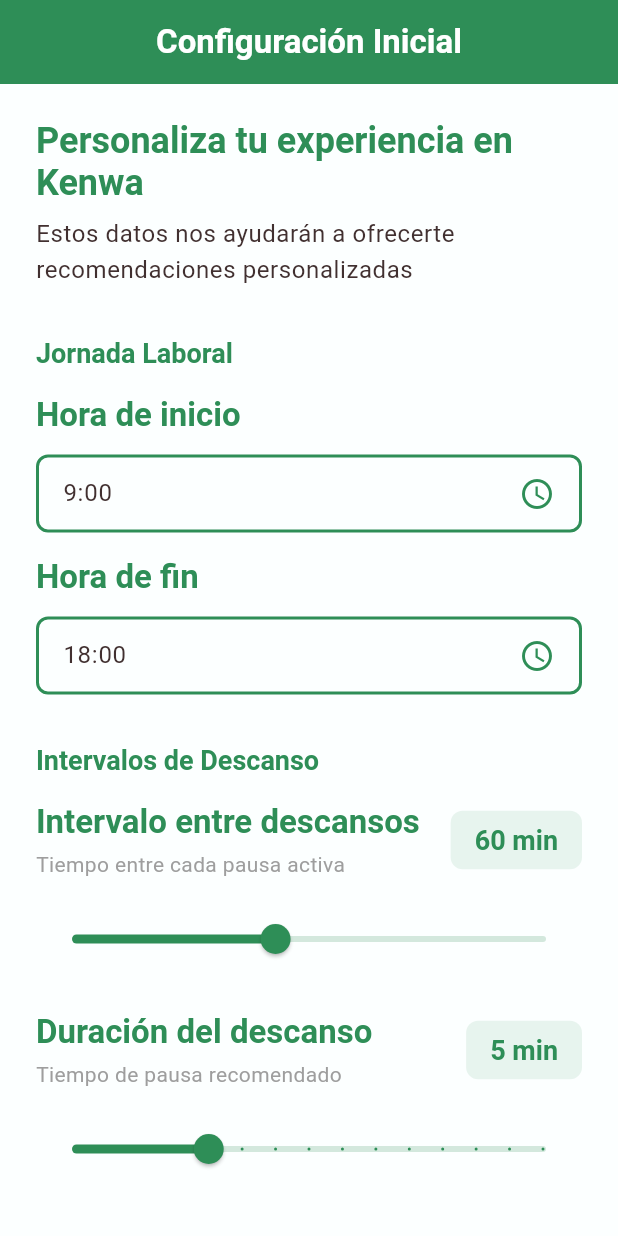
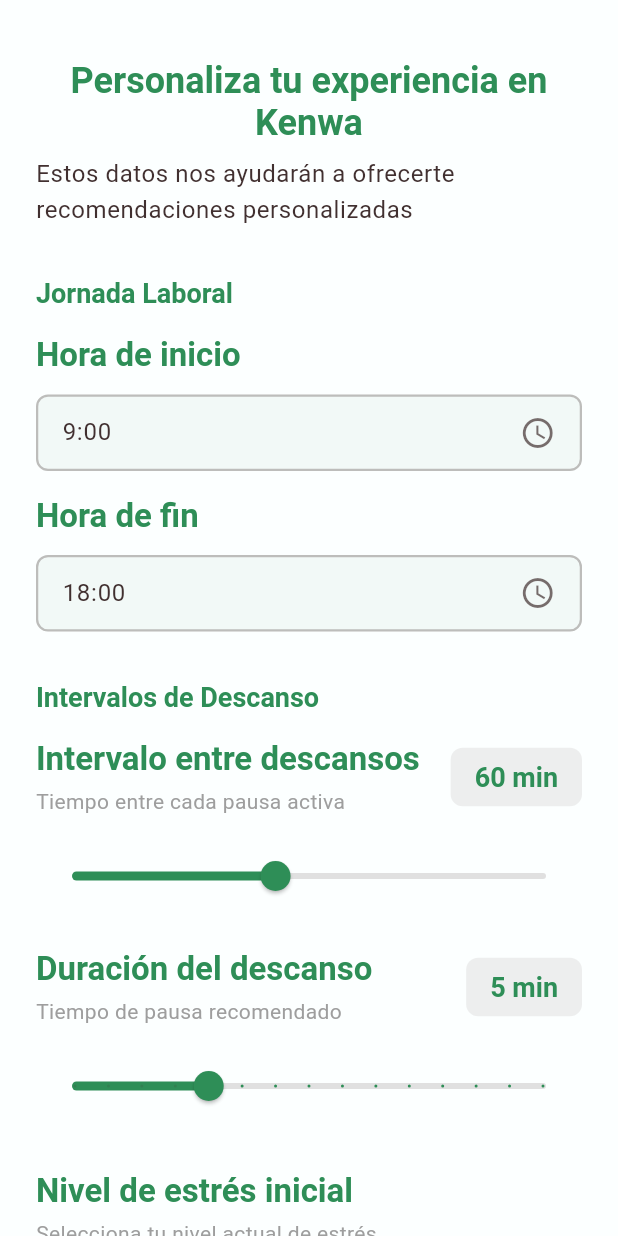
Before and after one commit to InflvxDev/kenwa_app, a Flutter app: the ConfiguracionInicialPage screen opened by its route, on a phone screen of 412 x 824 dp. Run offline on Flutter 3.47's test engine with Material 3 defaults, Android fonts, the phone set to English and light mode, and no system bars; our stand-ins replace go_router, shared_preferences; accounts and stored records are empty.

Commit message:
feat: Enhance initial configuration page layout and improve UI components

```diff
--- a/lib/features/config/presentation/pages/configuracion_inicial_page.dart
+++ b/lib/features/config/presentation/pages/configuracion_inicial_page.dart
@@ -92,15 +92,17 @@
   Widget build(BuildContext context) {
     return Scaffold(
       backgroundColor: AppColors.background,
-      appBar: AppBar(title: const Text('Configuración Inicial'), elevation: 0),
-      body: SingleChildScrollView(
+      body: SafeArea(
+        child: SingleChildScrollView(
           padding: const EdgeInsets.all(24.0),
           child: Column(
             crossAxisAlignment: CrossAxisAlignment.start,
             children: [
+              const SizedBox(height: 16),
               Text(
                 'Personaliza tu experiencia en Kenwa',
                 style: Theme.of(context).textTheme.displayMedium,
+                textAlign: TextAlign.center,
               ),
               const SizedBox(height: 8),
               Text(
@@ -182,7 +184,11 @@
               Container(
                 padding: const EdgeInsets.all(16),
                 decoration: BoxDecoration(
-                color: AppColors.primary.withValues(alpha: 0.1),
+                  color: AppColors.foreground.withValues(alpha: 0.06),
+                  border: Border.all(
+                    color: AppColors.foreground.withValues(alpha: 0.15),
+                    width: 1.5,
+                  ),
                   borderRadius: BorderRadius.circular(12),
                 ),
                 child: Row(
@@ -226,6 +232,7 @@
             ],
           ),
         ),
+      ),
     );
   }
 }
--- a/lib/features/config/presentation/widgets/frecuencia_slider.dart
+++ b/lib/features/config/presentation/widgets/frecuencia_slider.dart
@@ -62,7 +62,7 @@
             Container(
               padding: const EdgeInsets.symmetric(horizontal: 16, vertical: 8),
               decoration: BoxDecoration(
-                color: AppColors.primary.withValues(alpha: 0.1),
+                color: AppColors.foreground.withValues(alpha: 0.08),
                 borderRadius: BorderRadius.circular(8),
               ),
               child: Text(
@@ -81,7 +81,7 @@
           max: widget.maxValue.toDouble(),
           divisions: widget.maxValue - widget.minValue,
           activeColor: AppColors.primary,
-          inactiveColor: AppColors.primary.withValues(alpha: 0.2),
+          inactiveColor: AppColors.foreground.withValues(alpha: 0.15),
           label: '$_currentValue ${widget.unit}',
           onChanged: (value) {
             setState(() {
--- a/lib/features/config/presentation/widgets/horario_input.dart
+++ b/lib/features/config/presentation/widgets/horario_input.dart
@@ -130,8 +130,12 @@
           child: Container(
             padding: const EdgeInsets.symmetric(horizontal: 16, vertical: 12),
             decoration: BoxDecoration(
-              border: Border.all(color: AppColors.primary, width: 2),
+              border: Border.all(
+                color: AppColors.foreground.withValues(alpha: 0.3),
+                width: 1.5,
+              ),
               borderRadius: BorderRadius.circular(8),
+              color: AppColors.primary.withValues(alpha: 0.05),
             ),
             child: Row(
               mainAxisAlignment: MainAxisAlignment.spaceBetween,
@@ -140,7 +144,10 @@
                   _selectedTime.toString(),
                   style: Theme.of(context).textTheme.bodyLarge,
                 ),
-                const Icon(Icons.access_time, color: AppColors.primary),
+                Icon(
+                  Icons.access_time,
+                  color: AppColors.foreground.withValues(alpha: 0.7),
+                ),
               ],
             ),
           ),
--- a/lib/features/config/presentation/widgets/nivel_estres_selector.dart
+++ b/lib/features/config/presentation/widgets/nivel_estres_selector.dart
@@ -40,6 +40,21 @@
         return 'Muy Alto';
       default:
         return '';
+    }
+  }
+
+  String _getNivelEmoji(int level) {
+    switch (level) {
+      case 1:
+        return '☺️';
+      case 2:
+        return '😐';
+      case 3:
+        return '😨';
+      case 4:
+        return '😡';
+      default:
+        return '☺️';
     }
   }
 
@@ -92,36 +107,31 @@
                     padding: const EdgeInsets.symmetric(vertical: 12),
                     decoration: BoxDecoration(
                       color: isSelected
-                          ? _getNivelColor(level).withValues(alpha: 0.2)
-                          : Colors.grey.withValues(alpha: 0.1),
+                          ? _getNivelColor(level).withValues(alpha: 0.15)
+                          : Colors.transparent,
                       border: Border.all(
                         color: isSelected
                             ? _getNivelColor(level)
-                            : Colors.grey.withValues(alpha: 0.3),
-                        width: isSelected ? 2 : 1,
+                            : Colors.grey.withValues(alpha: 0.25),
+                        width: isSelected ? 2 : 1.5,
                       ),
                       borderRadius: BorderRadius.circular(8),
                     ),
                     child: Column(
                       children: [
                         Text(
-                          level.toString(),
-                          style: TextStyle(
-                            fontSize: 20,
-                            fontWeight: FontWeight.bold,
-                            color: isSelected
-                                ? _getNivelColor(level)
-                                : Colors.grey,
-                          ),
+                          _getNivelEmoji(level),
+                          style: const TextStyle(fontSize: 36),
                         ),
-                        const SizedBox(height: 4),
+                        const SizedBox(height: 8),
                         Text(
                           _getNivelLabel(level),
                           style: TextStyle(
                             fontSize: 12,
+                            fontWeight: FontWeight.w600,
                             color: isSelected
                                 ? _getNivelColor(level)
-                                : Colors.grey,
+                                : Colors.grey.withValues(alpha: 0.6),
                           ),
                           textAlign: TextAlign.center,
                         ),
```
Lines whose indentation alone changed are shown as unchanged.
